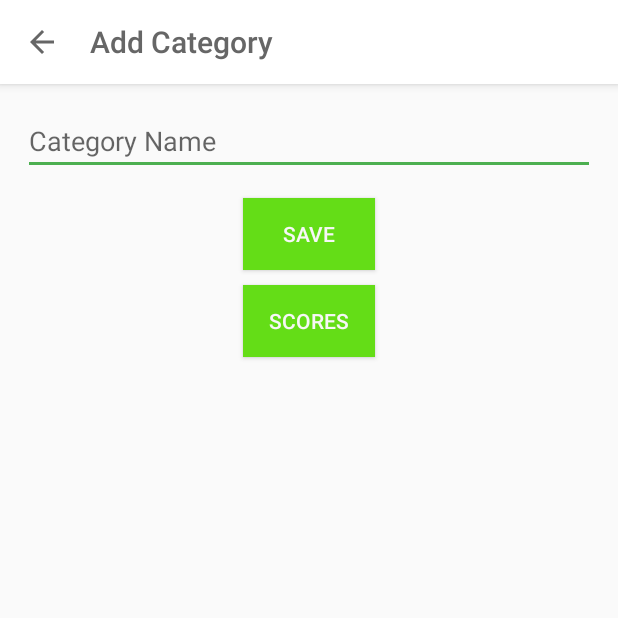
After one commit to dedongh/GRE-QuizApp, an Android app: the AddCategoryActivity screen opened directly, with no data from a screen before it, on a phone screen of 412 x 824 dp, the top half of it. The commit adds this screen. Run offline under Robolectric (Android 15) with nearby library versions, the phone set to English and light mode, and no system bars; our stand-ins replace Firebase (no records; nobody signed in at launch, a user with empty details on screens opened directly); libraries missing offline, so code that uses them is left out: dmax.dialog.

Commit message:
Add User Scores on register

```diff
--- a/app/src/main/AndroidManifest.xml
+++ b/app/src/main/AndroidManifest.xml
@@ -9,6 +9,7 @@
         android:roundIcon="@mipmap/ic_launcher_round"
         android:supportsRtl="true"
         android:theme="@style/AppTheme">
+        <activity android:name=".Activity.AddCategoryActivity"></activity>
         <activity android:name=".Activity.SignUpActivity" />
         <activity android:name=".Activity.MainActivity" />
         <activity android:name=".Activity.LoginActivity">
--- /dev/null
+++ b/app/src/main/java/com/example/gre/Activity/AddCategoryActivity.java
@@ -0,0 +1,151 @@
+package com.example.gre.Activity;
+
+import androidx.annotation.NonNull;
+import androidx.appcompat.app.ActionBar;
+import androidx.appcompat.app.AppCompatActivity;
+import androidx.appcompat.widget.Toolbar;
+
+import android.app.AlertDialog;
+import android.os.Bundle;
+import android.text.TextUtils;
+import android.view.MenuItem;
+import android.view.View;
+import android.widget.Button;
+import android.widget.EditText;
+import android.widget.Toast;
+
+import com.example.gre.Model.Category;
+import com.example.gre.R;
+import com.example.gre.Utility.Tools;
+import com.google.android.gms.tasks.OnFailureListener;
+import com.google.android.gms.tasks.OnSuccessListener;
+import com.google.firebase.auth.FirebaseAuth;
+import com.google.firebase.database.DataSnapshot;
+import com.google.firebase.database.DatabaseError;
+import com.google.firebase.database.DatabaseReference;
+import com.google.firebase.database.FirebaseDatabase;
+import com.google.firebase.database.ValueEventListener;
+
+import java.util.Iterator;
+
+import dmax.dialog.SpotsDialog;
+
+public class AddCategoryActivity extends AppCompatActivity {
+
+    private ActionBar actionBar;
+    FirebaseAuth auth;
+    FirebaseDatabase db;
+    DatabaseReference categoriesRef, scores;
+
+    private EditText txt_category_name;
+    private Button btn_add_category, btn_save_scores;
+
+    @Override
+    protected void onCreate(Bundle savedInstanceState) {
+        super.onCreate(savedInstanceState);
+        setContentView(R.layout.activity_add_category);
+
+        auth = FirebaseAuth.getInstance();
+        db = FirebaseDatabase.getInstance();
+        categoriesRef = db.getReference("categories");
+        scores = db.getReference("scores");
+
+        initToolbar();
+
+        txt_category_name = (EditText) findViewById(R.id.txt_add_cat);
+        btn_add_category = (Button) findViewById(R.id.btn_add_cat);
+        btn_save_scores = (Button) findViewById(R.id.btn_save_scores);
+
+        btn_add_category.setOnClickListener(new View.OnClickListener() {
+            @Override
+            public void onClick(View v) {
+                String name = txt_category_name.getText().toString();
+
+                if (TextUtils.isEmpty(name)) {
+                    txt_category_name.setError("Enter category name");
+                    txt_category_name.requestFocus();
+                    return;
+                }
+
+
+                String push_key =  categoriesRef.push().getKey();
+                Category category = new Category();
+                category.setName(name);
+                category.setCat_id(push_key);
+
+
+                final AlertDialog progressDialog = new SpotsDialog(AddCategoryActivity.this);
+                progressDialog.setTitle("Please Wait");
+                progressDialog.show();
+
+                categoriesRef.child(push_key).setValue(category)
+                        .addOnSuccessListener(new OnSuccessListener<Void>() {
+                            @Override
+                            public void onSuccess(Void aVoid) {
+                                progressDialog.dismiss();
+                                Toast.makeText(AddCategoryActivity.this, "Saved", Toast.LENGTH_SHORT).show();
+                            }
+                        }).addOnFailureListener(new OnFailureListener() {
+                    @Override
+                    public void onFailure(@NonNull Exception e) {
+                        Toast.makeText(AddCategoryActivity.this, ""+e.getMessage(), Toast.LENGTH_SHORT).show();
+                        progressDialog.dismiss();
+                    }
+                });
+
+            }
+        });
+
+        btn_save_scores.setOnClickListener(new View.OnClickListener() {
+            @Override
+            public void onClick(View v) {
+
+                categoriesRef
+                        .addValueEventListener(new ValueEventListener() {
+                            @Override
+                            public void onDataChange(@NonNull DataSnapshot dataSnapshot) {
+                                if (dataSnapshot.exists()) {
+                                    for (DataSnapshot cat_items : dataSnapshot.getChildren()){
+                                        String key = cat_items.child("cat_id").getValue(String.class);
+                                        Category category = new Category();
+                                        category.setName(cat_items.child("name").getValue(String.class));
+                                        category.setScore("0");
+
+                                        scores.child(FirebaseAuth.getInstance().getCurrentUser().getUid())
+                                                .child(key)
+                                                .setValue(category);
+
+                                    }
+                                }
+                            }
+
+                            @Override
+                            public void onCancelled(@NonNull DatabaseError databaseError) {
+
+                            }
+                        });
+            }
+        });
+
+    }
+
+    private void initToolbar() {
+        Toolbar toolbar = (Toolbar) findViewById(R.id.toolbar);
+
+        setSupportActionBar(toolbar);
+        getSupportActionBar().setDisplayHomeAsUpEnabled(true);
+        actionBar = getSupportActionBar();
+        actionBar.setTitle("Add Category");
+        Tools.setSystemBarColor(this, R.color.grey_5);
+        Tools.setSystemBarLight(this);
+    }
+
+
+    @Override
+    public boolean onOptionsItemSelected(@NonNull MenuItem item) {
+        if (item.getItemId() == android.R.id.home) {
+            finish();
+        }
+        return super.onOptionsItemSelected(item);
+    }
+}
--- /dev/null
+++ b/app/src/main/java/com/example/gre/Adapter/CategoryAdapter.java
@@ -0,0 +1,4 @@
+package com.example.gre.Adapter;
+
+public class CategoryAdapter {
+}
--- /dev/null
+++ b/app/src/main/res/layout/activity_add_category.xml
@@ -0,0 +1,58 @@
+<?xml version="1.0" encoding="utf-8"?>
+<LinearLayout
+    xmlns:android="http://schemas.android.com/apk/res/android"
+    xmlns:app="http://schemas.android.com/apk/res-auto"
+    xmlns:tools="http://schemas.android.com/tools"
+    android:layout_width="match_parent"
+    android:layout_height="match_parent"
+    tools:context=".Activity.AddCategoryActivity"
+    android:orientation="vertical">
+
+    <com.google.android.material.appbar.AppBarLayout
+        android:id="@+id/appbar"
+        android:layout_width="match_parent"
+        android:layout_height="wrap_content"
+        android:background="@android:color/white"
+        android:theme="@style/AppTheme.AppBarOverlay">
+
+        <androidx.appcompat.widget.Toolbar
+            android:id="@+id/toolbar"
+            android:layout_width="match_parent"
+            android:layout_height="?attr/actionBarSize"
+            app:contentInsetStartWithNavigation="0dp"
+            app:popupTheme="@style/ThemeOverlay.AppCompat.Light"
+            app:theme="@style/Toolbar.Light" />
+
+    </com.google.android.material.appbar.AppBarLayout>
+
+
+    <EditText
+        android:id="@+id/txt_add_cat"
+        android:layout_width="match_parent"
+        android:layout_height="wrap_content"
+        android:layout_margin="15dp"
+        android:hint="Category Name"
+        android:textColor="@color/blue_grey_800"
+        android:theme="@style/EditText.Green"
+        />
+
+    <Button
+        android:id="@+id/btn_add_cat"
+        android:layout_width="wrap_content"
+        android:layout_height="wrap_content"
+        android:layout_gravity="center"
+        android:background="@color/light_green_A700"
+        android:textColor="@color/grey_3"
+        android:text="Save"/>
+
+    <Button
+        android:layout_marginTop="10dp"
+        android:id="@+id/btn_save_scores"
+        android:layout_width="wrap_content"
+        android:layout_height="wrap_content"
+        android:layout_gravity="center"
+        android:background="@color/light_green_A700"
+        android:textColor="@color/grey_3"
+        android:text="Scores"/>
+
+</LinearLayout>
```
Also changed, not shown: app/src/main/java/com/example/gre/Activity/MainActivity.java (+6 -1 lines), app/src/main/java/com/example/gre/Activity/SignUpActivity.java (+42 -2 lines), app/src/main/java/com/example/gre/Model/Category.java (added, +34 -0 lines), app/src/main/res/menu/menu.xml (+7 -1 lines).
